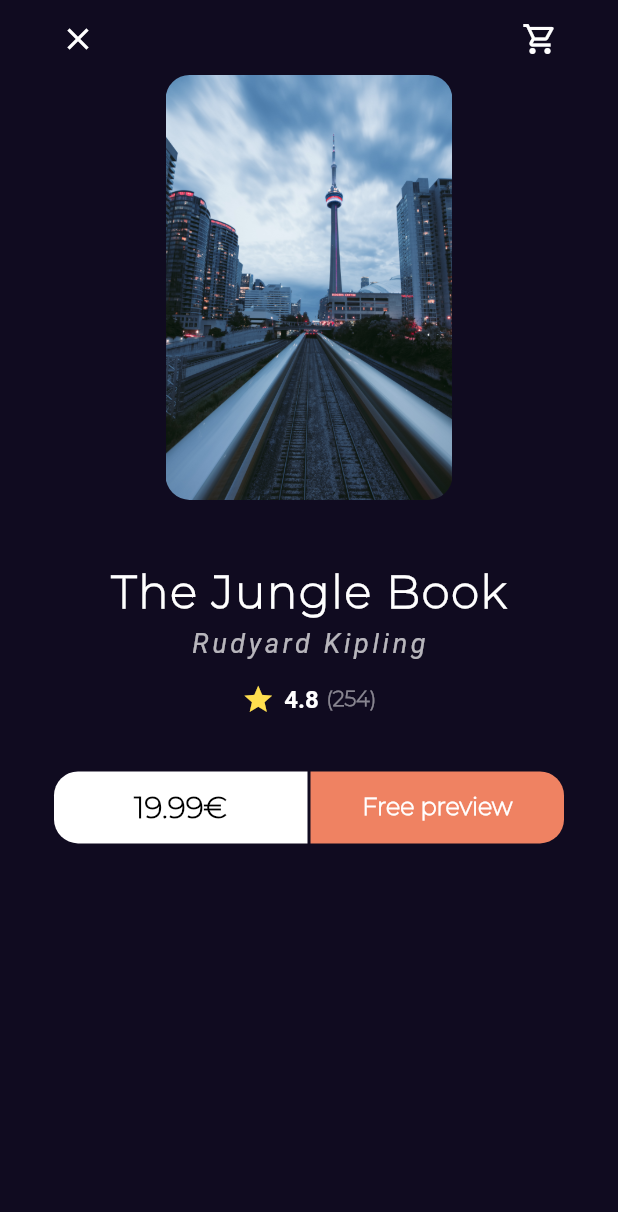
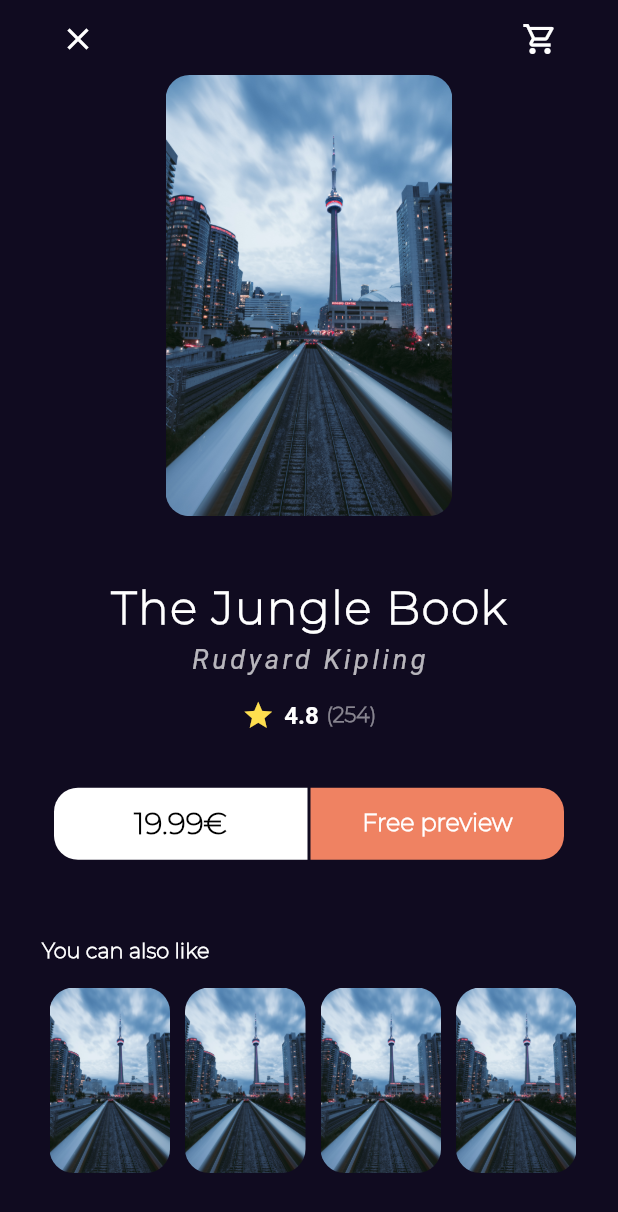
Before and after one commit to wohamedosama/book_app, a Flutter app: the BookDetailsView screen opened by its route, on a phone screen of 412 x 824 dp. Shown: the top 1212 px of the screen. Run offline on Flutter 3.47's test engine with Material 2 defaults, Android fonts, the phone set to English and light mode, and no system bars; our stand-ins replace go_router; Roboto replaces fonts that are missing (GT Sectra Fine, Gilroy-Bold).

Commit message:
Create List View To Item

```diff
--- a/lib/features/home/presentation/views/widgets/book_details_view_body.dart
+++ b/lib/features/home/presentation/views/widgets/book_details_view_body.dart
@@ -5,13 +5,20 @@ import 'package:book_app/features/home/presentation/views/widgets/custom_book_de
 import 'package:book_app/features/home/presentation/views/widgets/custom_book_item.dart';
 import 'package:flutter/material.dart';
 
+import 'similar_books_list_view.dart';
+
 class BookDetailsViewBody extends StatelessWidget {
   const BookDetailsViewBody({super.key});
 
   @override
   Widget build(BuildContext context) {
     var width = MediaQuery.of(context).size.width;
-    return Padding(
+    return CustomScrollView(
+      physics: const BouncingScrollPhysics(),
+      slivers: [
+        SliverFillRemaining(
+          hasScrollBody: false,
+          child: Padding(
             padding: const EdgeInsets.symmetric(horizontal: 28.0, vertical: 2),
             child: Column(
               children: [
@@ -46,8 +53,77 @@ class BookDetailsViewBody extends StatelessWidget {
                 ),
                 const SizedBox(height: 37),
                 const BooksAction(),
+                const Expanded(child: SizedBox(height: 50)),
+                Align(
+                  alignment: AlignmentDirectional.topStart,
+                  child: Text(
+                    'You can also like',
+                    style: darkTheme.textTheme.titleMedium!.copyWith(
+                      fontSize: 14,
+                      fontWeight: FontWeight.w600,
+                    ),
+                  ),
+                ),
+                const SizedBox(height: 16),
+                const SimilarBooksListView(),
+                const SizedBox(height: 40),
               ],
             ),
+          ),
+        )
+      ],
     );
+    // return Padding(
+    //   padding: const EdgeInsets.symmetric(horizontal: 28.0, vertical: 2),
+    //   child: Column(
+    //     children: [
+    //       const CustomBookDetailsAppBar(),
+    //       Padding(
+    //         padding: EdgeInsets.symmetric(horizontal: width * 0.2),
+    //         child: const CustomBookImage(),
+    //       ),
+    //       const SizedBox(height: 43),
+    //       Text(
+    //         'The Jungle Book',
+    //         style: darkTheme.textTheme.titleMedium!.copyWith(
+    //           fontSize: 30,
+    //           letterSpacing: 1.2,
+    //         ),
+    //       ),
+    //       const SizedBox(height: 6),
+    //       Opacity(
+    //         opacity: 0.7,
+    //         child: Text(
+    //           'Rudyard Kipling',
+    //           style: darkTheme.textTheme.titleLarge!.copyWith(
+    //               fontSize: 18,
+    //               fontStyle: FontStyle.italic,
+    //               fontWeight: FontWeight.w400,
+    //               letterSpacing: 2.4),
+    //         ),
+    //       ),
+    //       const SizedBox(height: 16),
+    //       const BookRating(
+    //         mainAxisAlignment: MainAxisAlignment.center,
+    //       ),
+    //       const SizedBox(height: 37),
+    //       const BooksAction(),
+    //       const Expanded(child: SizedBox(height: 50)),
+    //       Align(
+    //         alignment: AlignmentDirectional.topStart,
+    //         child: Text(
+    //           'You can also like',
+    //           style: darkTheme.textTheme.titleMedium!.copyWith(
+    //             fontSize: 14,
+    //             fontWeight: FontWeight.w600,
+    //           ),
+    //         ),
+    //       ),
+    //       const SizedBox(height: 16),
+    //       const SimilarBooksListView(),
+    //       //const SizedBox(height: 40),
+    //     ],
+    //   ),
+    // );
   }
 }
--- a/lib/features/home/presentation/views/widgets/custom_book_item.dart
+++ b/lib/features/home/presentation/views/widgets/custom_book_item.dart
@@ -7,7 +7,7 @@ class CustomBookImage extends StatelessWidget {
   @override
   Widget build(BuildContext context) {
     return AspectRatio(
-      aspectRatio: 2.7 / 4,
+      aspectRatio: 2.6 / 4,
       child: Container(
         decoration: BoxDecoration(
           borderRadius: BorderRadius.circular(16),
--- /dev/null
+++ b/lib/features/home/presentation/views/widgets/similar_books_list_view.dart
@@ -0,0 +1,25 @@
+import 'package:book_app/features/home/presentation/views/widgets/custom_book_item.dart';
+import 'package:flutter/material.dart';
+
+class SimilarBooksListView extends StatelessWidget {
+  const SimilarBooksListView({super.key});
+
+  @override
+  Widget build(BuildContext context) {
+    return SizedBox(
+      height: MediaQuery.of(context).size.height * 0.15,
+      child: ListView.builder(
+        clipBehavior: Clip.antiAliasWithSaveLayer,
+        physics: const BouncingScrollPhysics(),
+        itemCount: 10,
+        scrollDirection: Axis.horizontal,
+        itemBuilder: (context, index) {
+          return const Padding(
+            padding: EdgeInsets.symmetric(horizontal: 5.0),
+            child: CustomBookImage(),
+          );
+        },
+      ),
+    );
+  }
+}
```
Lines whose indentation alone changed are shown as unchanged.
